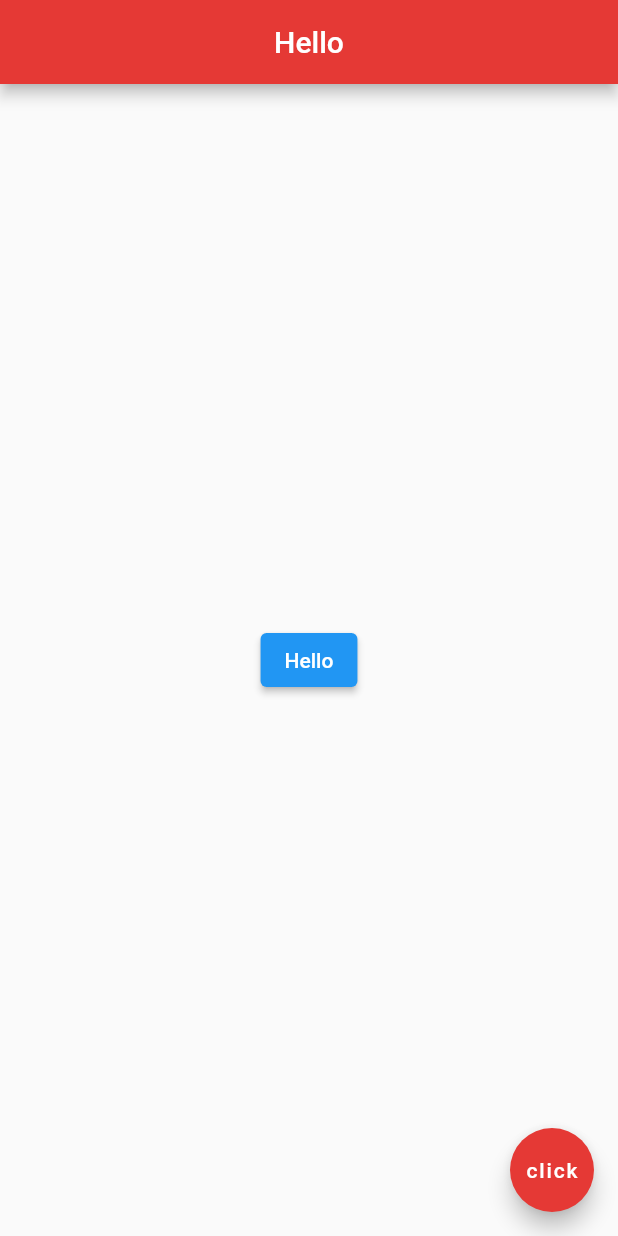
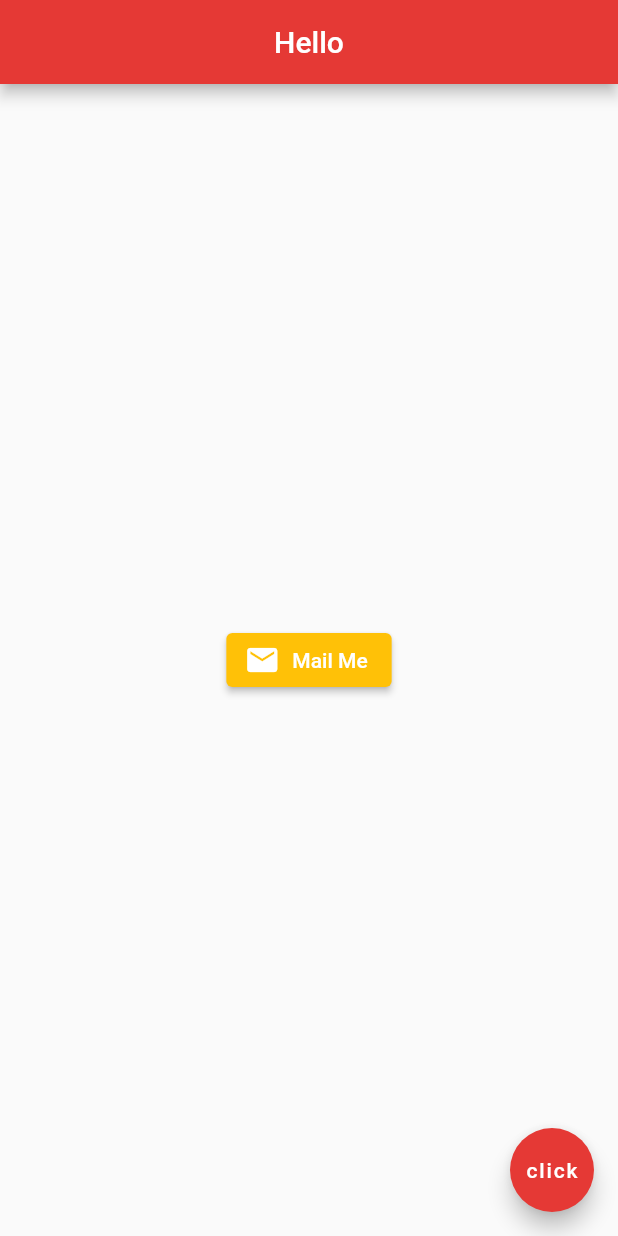
Before and after one commit to Noob-Dev-Official/flutter-tutorial, a Flutter app: the screen it shows after launch, on a phone screen of 412 x 824 dp. Run offline on Flutter 3.47's test engine with Material 2 defaults, Android fonts, the phone set to English and light mode, and no system bars.

Commit message:
implemented elevated button

```diff
--- a/lib/main.dart
+++ b/lib/main.dart
@@ -18,11 +18,16 @@ class Home extends StatelessWidget {
           backgroundColor: Colors.red[600]
         ),
       body: Center(
-        child: ElevatedButton(
+        child: ElevatedButton.icon(
+          icon: Icon(
+            Icons.mail
+          ),
           onPressed: () {
             print('you clicked me');
           },
-          child: Text('Hello'),
+          label: Text("Mail Me"),
+          style: ElevatedButton.styleFrom(primary: Colors.amber),
+
         )
       ),
       floatingActionButton: FloatingActionButton(
```
